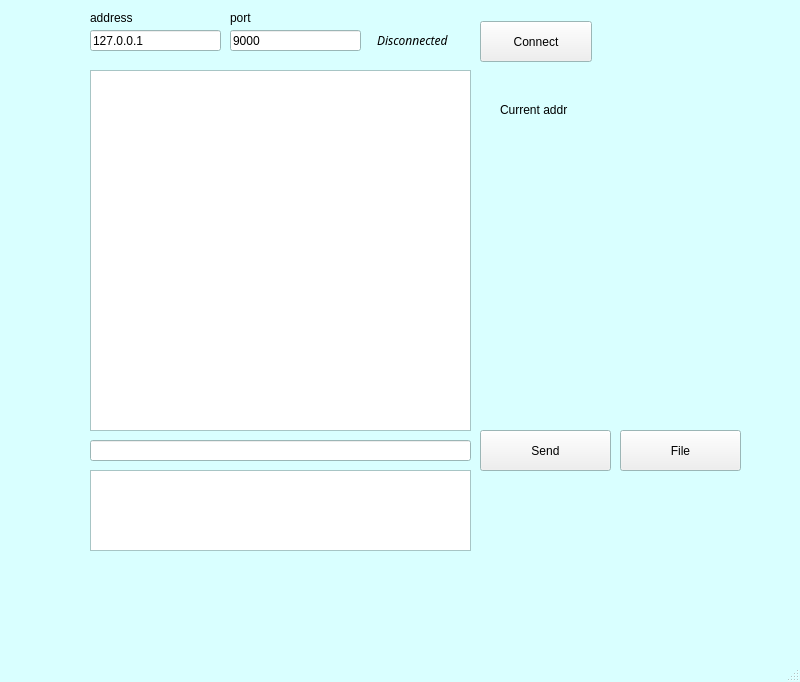
Qt form resources/messenger.ui (elizarpif/p2p) before a commit.
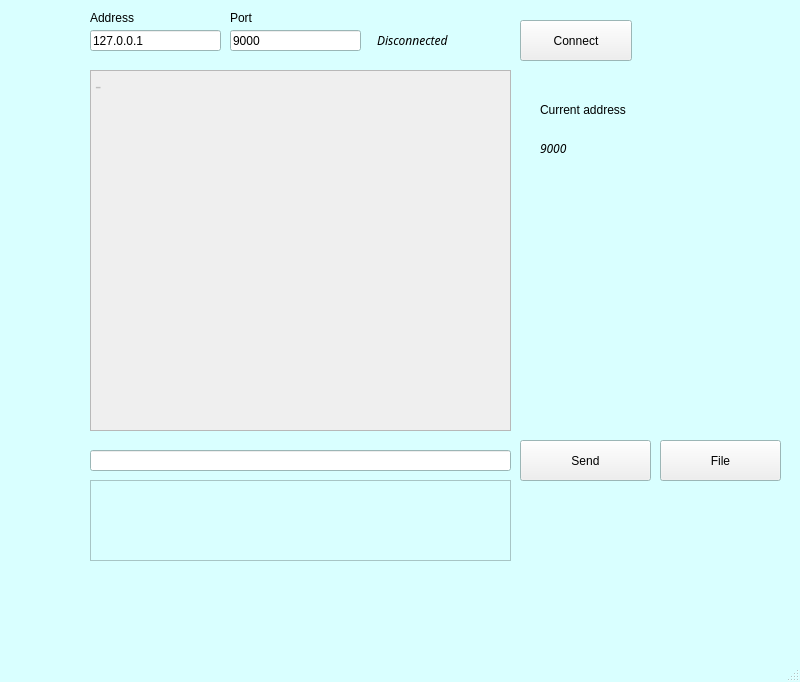
The same form after that commit.

The edit to the form file:
```diff
--- a/resources/messenger.ui
+++ b/resources/messenger.ui
@@ -109,8 +109,8 @@
     <property name="geometry">
      <rect>
       <x>90</x>
-      <y>440</y>
-      <width>381</width>
+      <y>450</y>
+      <width>421</width>
       <height>21</height>
      </rect>
     </property>
@@ -143,14 +143,14 @@
 }</string>
     </property>
     <property name="text">
-     <string>address</string>
+     <string>Address</string>
     </property>
    </widget>
    <widget class="QPushButton" name="sendButton">
     <property name="geometry">
      <rect>
-      <x>480</x>
-      <y>430</y>
+      <x>520</x>
+      <y>440</y>
       <width>131</width>
       <height>41</height>
      </rect>
@@ -160,21 +160,39 @@
     </property>
    </widget>
    <widget class="QTextEdit" name="chat">
+    <property name="enabled">
+     <bool>false</bool>
+    </property>
     <property name="geometry">
      <rect>
       <x>90</x>
       <y>70</y>
-      <width>381</width>
+      <width>421</width>
       <height>361</height>
      </rect>
     </property>
+    <property name="styleSheet">
+     <string notr="true">QTextEdit: {
+ border-style: outset;
+     border-width: 2px;
+     border-radius: 10px;
+}</string>
+    </property>
+    <property name="html">
+     <string>&lt;!DOCTYPE HTML PUBLIC &quot;-//W3C//DTD HTML 4.0//EN&quot; &quot;http://www.w3.org/TR/REC-html40/strict.dtd&quot;&gt;
+&lt;html&gt;&lt;head&gt;&lt;meta name=&quot;qrichtext&quot; content=&quot;1&quot; /&gt;&lt;style type=&quot;text/css&quot;&gt;
+p, li { white-space: pre-wrap; }
+&lt;/style&gt;&lt;/head&gt;&lt;body style=&quot; font-family:'Ubuntu'; font-size:14pt; font-weight:400; font-style:normal;&quot;&gt;
+&lt;p style=&quot; margin-top:0px; margin-bottom:0px; margin-left:0px; margin-right:0px; -qt-block-indent:0; text-indent:0px;&quot;&gt;-&lt;/p&gt;
+&lt;p style=&quot;-qt-paragraph-type:empty; margin-top:0px; margin-bottom:0px; margin-left:0px; margin-right:0px; -qt-block-indent:0; text-indent:0px;&quot;&gt;&lt;br /&gt;&lt;/p&gt;&lt;/body&gt;&lt;/html&gt;</string>
+    </property>
    </widget>
    <widget class="QLabel" name="logLabel">
     <property name="geometry">
      <rect>
       <x>377</x>
       <y>30</y>
-      <width>101</width>
+      <width>141</width>
       <height>20</height>
      </rect>
     </property>
@@ -191,8 +209,8 @@
    <widget class="QPushButton" name="connectButton">
     <property name="geometry">
      <rect>
-      <x>480</x>
-      <y>21</y>
+      <x>520</x>
+      <y>20</y>
       <width>112</width>
       <height>41</height>
      </rect>
@@ -229,13 +247,16 @@
 }</string>
     </property>
     <property name="text">
-     <string>port</string>
+     <string>Port</string>
     </property>
    </widget>
    <widget class="QLabel" name="currentAddr">
+    <property name="enabled">
+     <bool>true</bool>
+    </property>
     <property name="geometry">
      <rect>
-      <x>500</x>
+      <x>540</x>
       <y>140</y>
       <width>211</width>
       <height>16</height>
@@ -248,28 +269,31 @@
      </font>
     </property>
     <property name="text">
-     <string/>
+     <string>9000</string>
     </property>
    </widget>
    <widget class="QLabel" name="label">
     <property name="geometry">
      <rect>
-      <x>500</x>
+      <x>540</x>
       <y>100</y>
-      <width>101</width>
+      <width>141</width>
       <height>20</height>
      </rect>
     </property>
     <property name="text">
-     <string>Current addr</string>
+     <string>Current address</string>
     </property>
    </widget>
    <widget class="QTextEdit" name="logEdit">
+    <property name="enabled">
+     <bool>false</bool>
+    </property>
     <property name="geometry">
      <rect>
       <x>90</x>
-      <y>470</y>
-      <width>381</width>
+      <y>480</y>
+      <width>421</width>
       <height>81</height>
      </rect>
     </property>
@@ -277,8 +301,8 @@
    <widget class="QPushButton" name="fileButton">
     <property name="geometry">
      <rect>
-      <x>620</x>
-      <y>430</y>
+      <x>660</x>
+      <y>440</y>
       <width>121</width>
       <height>41</height>
      </rect>
```
Left out of the diff: 2 changed lines with no effect on the pictures.
